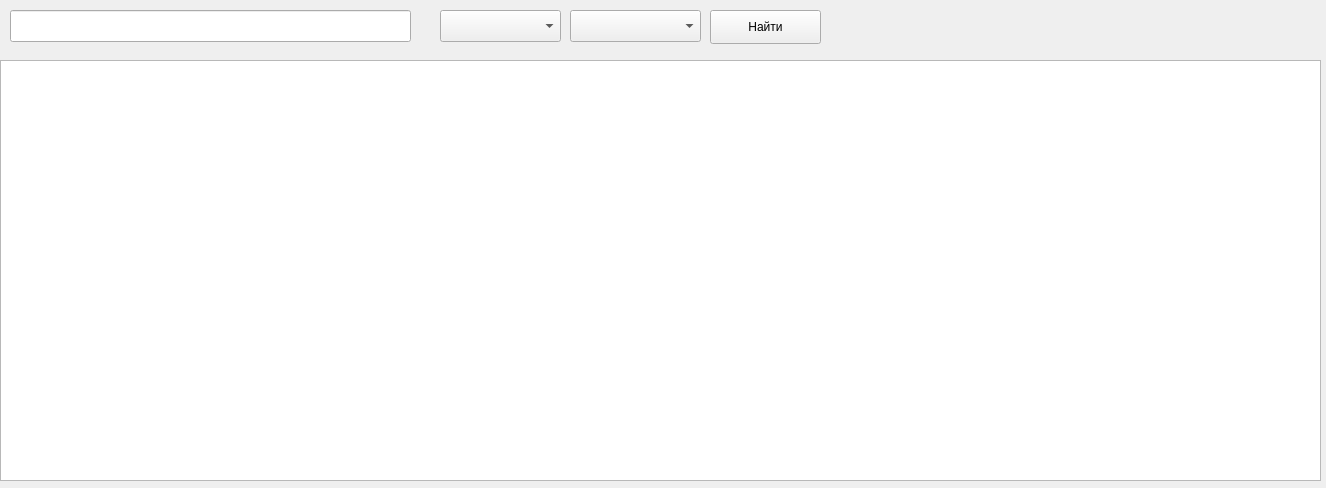
Old version of the form SearchWin.ui in the repository Traunquilizer/DB_UI.
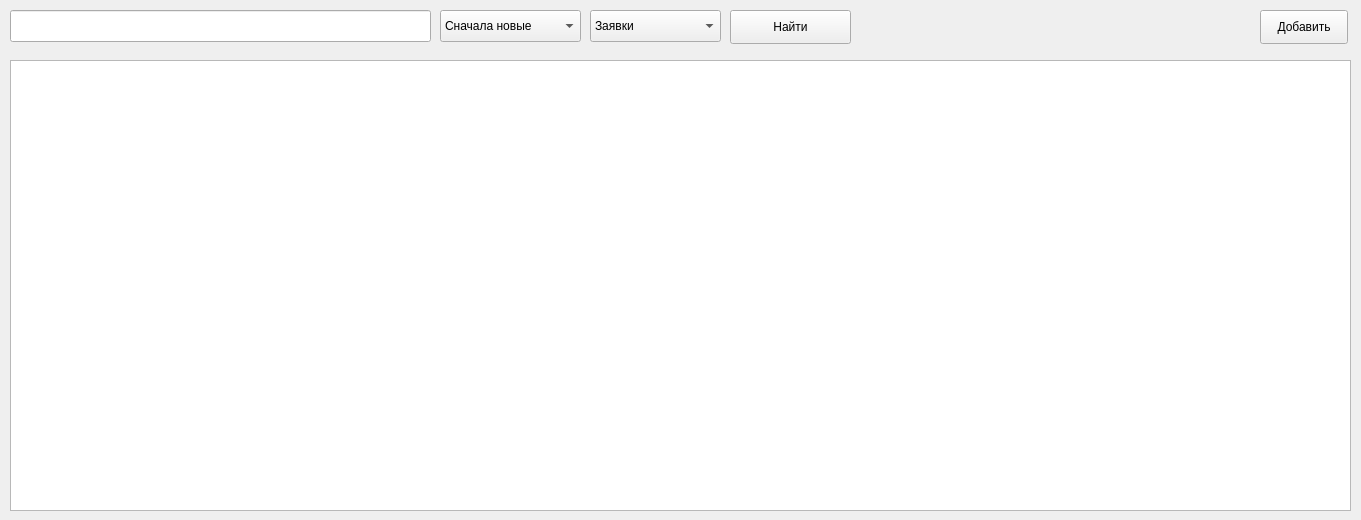
New version of the form.

Commit message: ability to sort records new/old first

Diff of the .ui file:
```diff
--- a/SearchWin.ui
+++ b/SearchWin.ui
@@ -6,8 +6,8 @@
    <rect>
     <x>0</x>
     <y>0</y>
-    <width>1326</width>
-    <height>488</height>
+    <width>1361</width>
+    <height>520</height>
    </rect>
   </property>
   <property name="windowTitle">
@@ -16,9 +16,9 @@
   <widget class="QPushButton" name="search_button">
    <property name="geometry">
     <rect>
-     <x>710</x>
+     <x>730</x>
      <y>10</y>
-     <width>111</width>
+     <width>121</width>
      <height>34</height>
     </rect>
    </property>
@@ -31,7 +31,7 @@
     <rect>
      <x>10</x>
      <y>10</y>
-     <width>401</width>
+     <width>421</width>
      <height>32</height>
     </rect>
    </property>
@@ -42,20 +42,7 @@
   <widget class="QComboBox" name="comboBox_search_by">
    <property name="geometry">
     <rect>
-     <x>440</x>
-     <y>10</y>
-     <width>121</width>
-     <height>32</height>
-    </rect>
-   </property>
-   <property name="whatsThis">
-    <string>&lt;html&gt;&lt;head/&gt;&lt;body&gt;&lt;p&gt;Поиск по ...&lt;/p&gt;&lt;/body&gt;&lt;/html&gt;</string>
-   </property>
-  </widget>
-  <widget class="QComboBox" name="comboBox_sort_by">
-   <property name="geometry">
-    <rect>
-     <x>570</x>
+     <x>590</x>
      <y>10</y>
      <width>131</width>
      <height>32</height>
@@ -64,14 +51,44 @@
    <property name="whatsThis">
     <string>&lt;html&gt;&lt;head/&gt;&lt;body&gt;&lt;p&gt;Сортировка по ...&lt;/p&gt;&lt;/body&gt;&lt;/html&gt;</string>
    </property>
+   <item>
+    <property name="text">
+     <string>Заявки</string>
+    </property>
+   </item>
+   <item>
+    <property name="text">
+     <string>Клиенты</string>
+    </property>
+   </item>
+   <item>
+    <property name="text">
+     <string>Приёмщики склада</string>
+    </property>
+   </item>
+   <item>
+    <property name="text">
+     <string>Работники</string>
+    </property>
+   </item>
+   <item>
+    <property name="text">
+     <string>Операции</string>
+    </property>
+   </item>
+   <item>
+    <property name="text">
+     <string>Изделия</string>
+    </property>
+   </item>
   </widget>
   <widget class="QTableView" name="tableView_applications">
    <property name="geometry">
     <rect>
-     <x>0</x>
+     <x>10</x>
      <y>60</y>
-     <width>1321</width>
-     <height>421</height>
+     <width>1341</width>
+     <height>451</height>
     </rect>
    </property>
    <property name="alternatingRowColors">
@@ -80,9 +97,6 @@
    <property name="selectionBehavior">
     <enum>QAbstractItemView::SelectItems</enum>
    </property>
-   <property name="wordWrap">
-    <bool>false</bool>
-   </property>
    <attribute name="horizontalHeaderDefaultSectionSize">
     <number>110</number>
    </attribute>
@@ -96,6 +110,42 @@
     <number>29</number>
    </attribute>
   </widget>
+  <widget class="QPushButton" name="add_button">
+   <property name="geometry">
+    <rect>
+     <x>1260</x>
+     <y>10</y>
+     <width>88</width>
+     <height>34</height>
+    </rect>
+   </property>
+   <property name="text">
+    <string>Добавить</string>
+   </property>
+  </widget>
+  <widget class="QComboBox" name="comboBox_sort">
+   <property name="geometry">
+    <rect>
+     <x>440</x>
+     <y>10</y>
+     <width>141</width>
+     <height>32</height>
+    </rect>
+   </property>
+   <property name="whatsThis">
+    <string>&lt;html&gt;&lt;head/&gt;&lt;body&gt;&lt;p&gt;Поиск по ...&lt;/p&gt;&lt;/body&gt;&lt;/html&gt;</string>
+   </property>
+   <item>
+    <property name="text">
+     <string>Сначала новые</string>
+    </property>
+   </item>
+   <item>
+    <property name="text">
+     <string>Сначала старые</string>
+    </property>
+   </item>
+  </widget>
  </widget>
  <resources/>
  <connections/>
```
Left out of the diff: 2 changed lines with no effect on the pictures. The commit also changes 5 other files.
